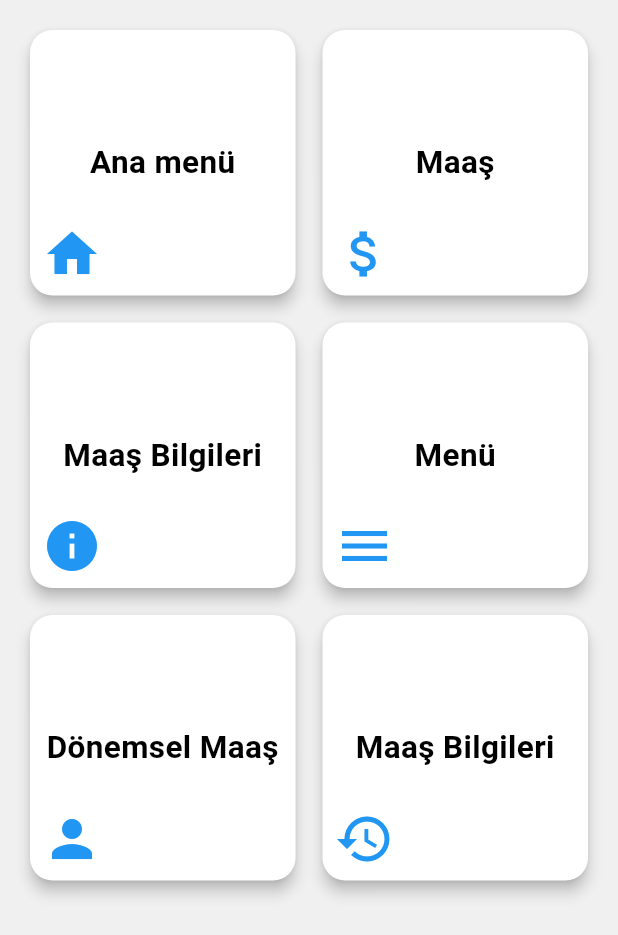
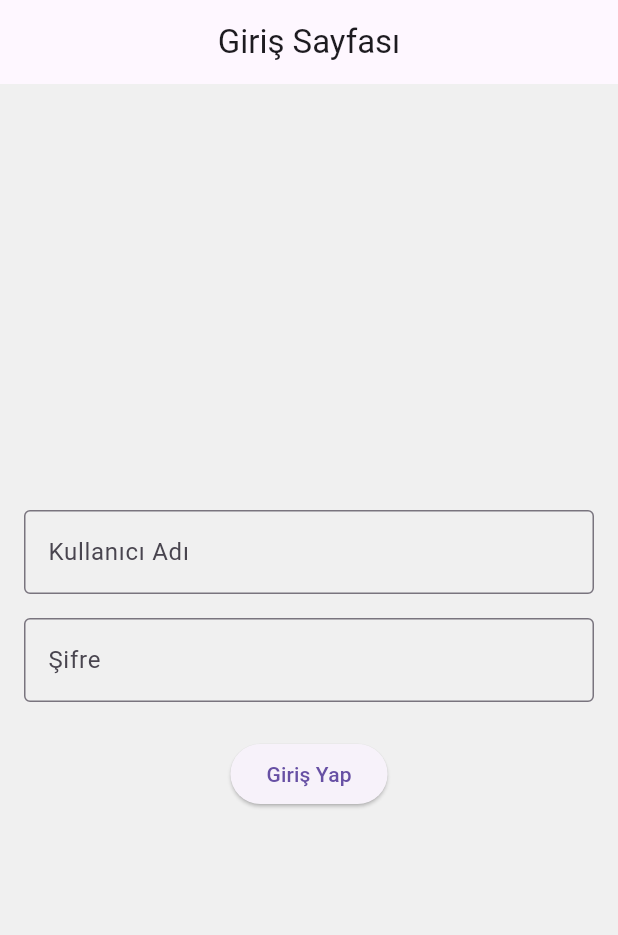
Before and after one commit to PenguBey/opak_mobile, a Flutter app: the screen it shows after launch, on a phone screen of 412 x 824 dp. Shown: the top 935 px of the screen. Run offline on Flutter 3.47's test engine with Material 3 defaults, Android fonts, the light colour scheme and no system bars; our stand-ins replace fl_chart, flutter_svg, get.

Commit message:
efebaba1
.

```diff
--- a/lib/constants/pageroute_con.dart
+++ b/lib/constants/pageroute_con.dart
@@ -1,5 +1,6 @@
 import 'package:flutter/material.dart';
 import 'package:get/get.dart';
+import 'package:opak_mobile/widgets/giris_yapma_widget.dart';
 
 import '../controllers/maas_bilgileri_controller.dart';
 import '../controllers/maas_controller.dart';
@@ -67,6 +68,13 @@ class PagerouteCon {
       binding: BindingsBuilder(() {
         Get.lazyPut<ProfilController>(() => ProfilController());
       }),
+    ),
+    GetPage(
+      name: '/giris',
+      page: () => LoginPage(),
+      binding: BindingsBuilder(() {
+        Get.lazyPut<LoginPage>(() => LoginPage());
+      }),
     )
   ];
 
--- a/lib/main.dart
+++ b/lib/main.dart
@@ -19,7 +19,7 @@ class MyApp extends StatelessWidget {
         scaffoldBackgroundColor: ColorCon.backGround,
         useMaterial3: true,
       ),
-      initialRoute: '/navigation',
+      initialRoute: '/giris',
       getPages: PagerouteCon.getPage,
       unknownRoute: PagerouteCon.unknownRoute,
     );
--- /dev/null
+++ b/lib/views/giris_yapma_widget.dart
@@ -0,0 +1 @@
+// TODO Implement this library.
--- /dev/null
+++ b/lib/views/login_page_view.dart
@@ -0,0 +1,17 @@
+import 'package:flutter/material.dart';
+import 'package:get/get.dart';
+import 'package:opak_mobile/widgets/giris_yapma_widget.dart';
+
+void main() {
+  runApp(MyApp());
+}
+
+class MyApp extends StatelessWidget {
+  @override
+  Widget build(BuildContext context) {
+    return GetMaterialApp(
+      debugShowCheckedModeBanner: false,
+      home: LoginPage(),
+    );
+  }
+}
--- /dev/null
+++ b/lib/views/pac/giris_yapma_widget.dart
@@ -0,0 +1 @@
+// TODO Implement this library.
--- /dev/null
+++ b/lib/widgets/giris_yapma_widget.dart
@@ -0,0 +1,50 @@
+import 'package:flutter/material.dart';
+import 'package:get/get.dart';
+import 'package:get/get_core/src/get_main.dart';
+import 'package:opak_mobile/views/main_menu_view.dart';
+
+class LoginPage extends StatelessWidget {
+  final TextEditingController usernameController = TextEditingController();
+  final TextEditingController passwordController = TextEditingController();
+
+  @override
+  Widget build(BuildContext context) {
+    return Scaffold(
+      appBar: AppBar(
+        title: Text('Giriş Sayfası'),
+        centerTitle: true,
+      ),
+      body: Padding(
+        padding: const EdgeInsets.all(16.0),
+        child: Column(
+          mainAxisAlignment: MainAxisAlignment.center,
+          children: [
+            TextField(
+              controller: usernameController,
+              decoration: InputDecoration(
+                labelText: 'Kullanıcı Adı',
+                border: OutlineInputBorder(),
+              ),
+            ),
+            SizedBox(height: 16),
+            TextField(
+              controller: passwordController,
+              decoration: InputDecoration(
+                labelText: 'Şifre',
+                border: OutlineInputBorder(),
+              ),
+              obscureText: true,
+            ),
+            SizedBox(height: 24),
+            ElevatedButton(
+              onPressed: () {
+                Get.offNamed('/navigation');
+              },
+              child: Text('Giriş Yap'),
+            ),
+          ],
+        ),
+      ),
+    );
+  }
+}
```
Also changed, not shown: lib/views/main_menu_view.dart (line endings or trailing spaces).
